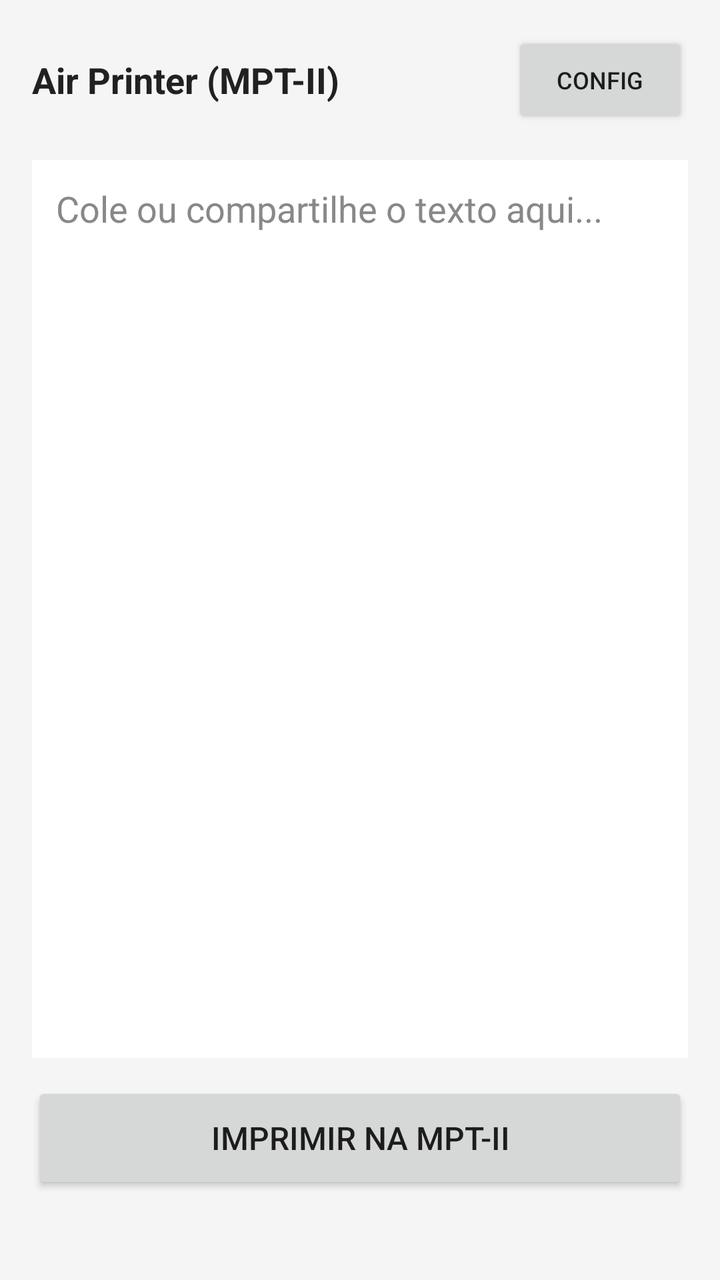
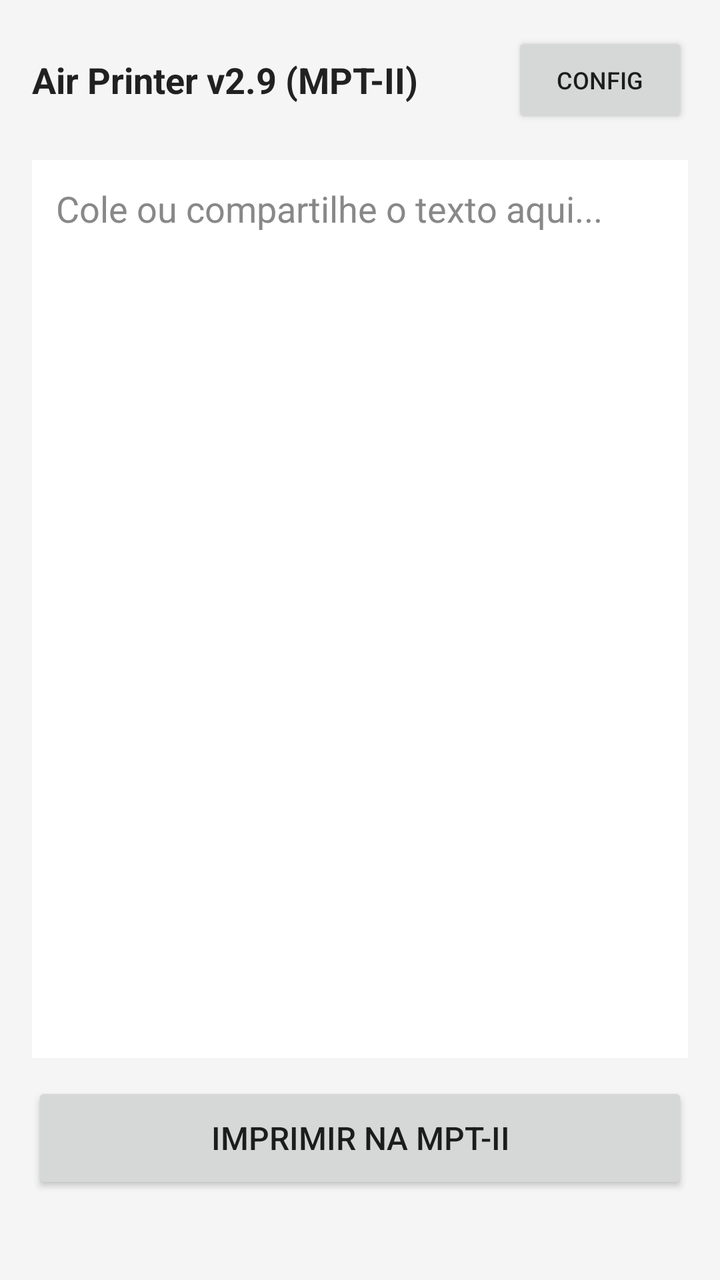

Compare the two renders of this Android layout. The source of the first and the diff that turns it into the second are given below.
<!-- AndroidManifest.xml: application theme Theme.AppCompat.Light.DarkActionBar -->
<!-- res/layout/activity_main.xml -->
<?xml version="1.0" encoding="utf-8"?>
<LinearLayout xmlns:android="http://schemas.android.com/apk/res/android"
    android:layout_width="match_parent"
    android:layout_height="match_parent"
    android:orientation="vertical"
    android:padding="16dp"
    android:background="#F5F5F5">

    <LinearLayout
        android:layout_width="match_parent"
        android:layout_height="wrap_content"
        android:orientation="horizontal"
        android:gravity="center_vertical"
        android:layout_marginBottom="8dp">

        <TextView
            android:layout_width="0dp"
            android:layout_height="wrap_content"
            android:layout_weight="1"
            android:text="Air Printer (MPT-II)"
            android:textStyle="bold"
            android:textSize="18sp"
            android:textColor="#212121" />

        <Button
            android:id="@+id/btnSettings"
            android:layout_width="wrap_content"
            android:layout_height="wrap_content"
            android:text="Config"
            android:textSize="12sp" />
    </LinearLayout>

    <EditText
        android:id="@+id/etContent"
        android:layout_width="match_parent"
        android:layout_height="0dp"
        android:layout_weight="1"
        android:gravity="top|start"
        android:hint="Cole ou compartilhe o texto aqui..."
        android:textColorHint="#888888"
        android:textColor="#000000"
        android:background="#FFFFFF"
        android:inputType="textMultiLine"
        android:padding="12dp"
        android:layout_marginTop="8dp"
        android:layout_marginBottom="12dp" />

    <Button
        android:id="@+id/btnPrint"
        android:layout_width="match_parent"
        android:layout_height="56dp"
        android:text="Imprimir na MPT-II"
        android:textSize="16sp" />

    <TextView
        android:id="@+id/tvStatus"
        android:layout_width="match_parent"
        android:layout_height="wrap_content"
        android:layout_marginTop="8dp"
        android:textColor="#333333"
        android:textAlignment="center" />
</LinearLayout>
<!-- resources referenced by this layout -->
<resources>

</resources>

<!-- the commit's change to res/layout/activity_main.xml (unified diff, before → after) -->
@@ -17,7 +17,7 @@
             android:layout_width="0dp"
             android:layout_height="wrap_content"
             android:layout_weight="1"
-            android:text="Air Printer (MPT-II)"
+            android:text="Air Printer v2.9 (MPT-II)"
             android:textStyle="bold"
             android:textSize="18sp"
             android:textColor="#212121" />
